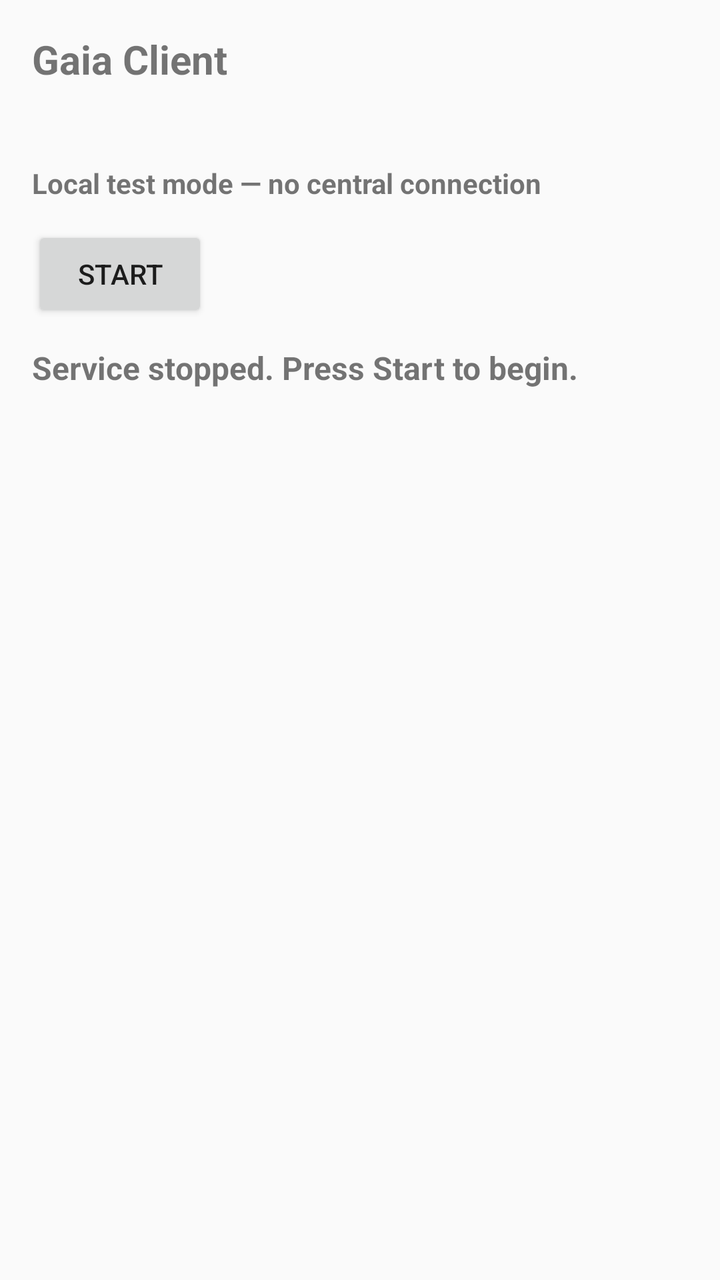
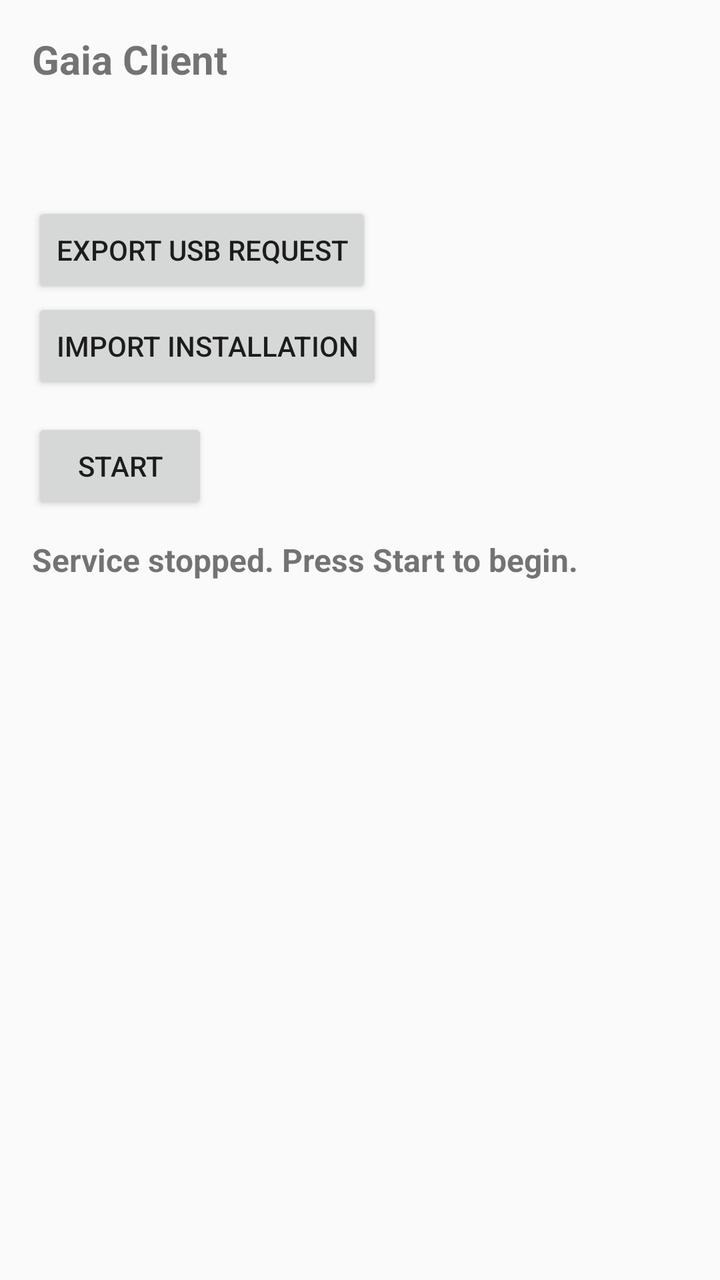

The first picture is an Android layout as it rendered before a commit; the second is the same layout after the commit. The layout source and the unified diff follow.
<!-- AndroidManifest.xml: application theme Theme.GaiaClient -->
<!-- res/layout/activity_main.xml -->
<?xml version="1.0" encoding="utf-8"?>
<ScrollView xmlns:android="http://schemas.android.com/apk/res/android"
    android:layout_width="match_parent"
    android:layout_height="match_parent"
    android:padding="16dp">

    <LinearLayout
        android:layout_width="match_parent"
        android:layout_height="wrap_content"
        android:orientation="vertical">

        <TextView
            android:id="@+id/tv_title"
            android:layout_width="wrap_content"
            android:layout_height="wrap_content"
            android:text="@string/app_name"
            android:textSize="20sp"
            android:textStyle="bold" />

        <TextView
            android:id="@+id/tv_device_info"
            android:layout_width="match_parent"
            android:layout_height="wrap_content"
            android:layout_marginTop="8dp"
            android:textSize="14sp" />

        <TextView
            android:id="@+id/tv_local_test"
            android:layout_width="match_parent"
            android:layout_height="wrap_content"
            android:layout_marginTop="12dp"
            android:text="@string/local_test_mode"
            android:textStyle="bold" />

        <Button
            android:id="@+id/btn_start_stop"
            android:layout_width="wrap_content"
            android:layout_height="wrap_content"
            android:layout_marginTop="12dp"
            android:text="@string/start" />

        <TextView
            android:id="@+id/tv_status"
            android:layout_width="match_parent"
            android:layout_height="wrap_content"
            android:layout_marginTop="12dp"
            android:text="@string/status_idle"
            android:textSize="16sp"
            android:textStyle="bold" />

        <TextView
            android:id="@+id/tv_session"
            android:layout_width="match_parent"
            android:layout_height="wrap_content"
            android:layout_marginTop="8dp" />

        <TextView
            android:id="@+id/tv_tick"
            android:layout_width="match_parent"
            android:layout_height="wrap_content" />

        <TextView
            android:id="@+id/tv_outcome"
            android:layout_width="match_parent"
            android:layout_height="wrap_content" />

        <TextView
            android:id="@+id/tv_found"
            android:layout_width="match_parent"
            android:layout_height="wrap_content"
            android:layout_marginTop="8dp" />

        <TextView
            android:id="@+id/tv_accepted"
            android:layout_width="match_parent"
            android:layout_height="wrap_content" />

        <TextView
            android:id="@+id/tv_measurements"
            android:layout_width="match_parent"
            android:layout_height="wrap_content"
            android:layout_marginTop="12dp"
            android:textSize="14sp" />
    </LinearLayout>
</ScrollView>
<!-- resources referenced by this layout -->
<resources>
  <string name="app_name">Gaia Client</string>
  <string name="local_test_mode">Local test mode — no central connection</string>
  <string name="start">Start</string>
  <string name="status_idle">Service stopped. Press Start to begin.</string>
  <style name="Theme.GaiaClient" parent="android:style/Theme.Material.Light.DarkActionBar">
          <item name="android:colorPrimary">#1565C0</item>
          <item name="android:colorPrimaryDark">#0D47A1</item>
          <item name="android:colorAccent">#42A5F5</item>
      </style>
</resources>

<!-- the commit's change to res/layout/activity_main.xml (unified diff, before → after) -->
@@ -25,12 +25,23 @@
             android:textSize="14sp" />
 
         <TextView
-            android:id="@+id/tv_local_test"
+            android:id="@+id/tv_pairing"
             android:layout_width="match_parent"
             android:layout_height="wrap_content"
             android:layout_marginTop="12dp"
-            android:text="@string/local_test_mode"
-            android:textStyle="bold" />
+            android:textIsSelectable="true" />
+
+        <Button
+            android:id="@+id/btn_export"
+            android:layout_width="wrap_content"
+            android:layout_height="wrap_content"
+            android:text="@string/export_request" />
+
+        <Button
+            android:id="@+id/btn_import"
+            android:layout_width="wrap_content"
+            android:layout_height="wrap_content"
+            android:text="@string/import_package" />
 
         <Button
             android:id="@+id/btn_start_stop"
<!-- resource entries referenced after the edit -->
@@ -1,7 +1,8 @@
 <!-- resources referenced by this layout -->
 <resources>
   <string name="app_name">Gaia Client</string>
-  <string name="local_test_mode">Local test mode — no central connection</string>
+  <string name="export_request">Export USB request</string>
+  <string name="import_package">Import installation</string>
   <string name="start">Start</string>
   <string name="status_idle">Service stopped. Press Start to begin.</string>
   <style name="Theme.GaiaClient" parent="android:style/Theme.Material.Light.DarkActionBar">
